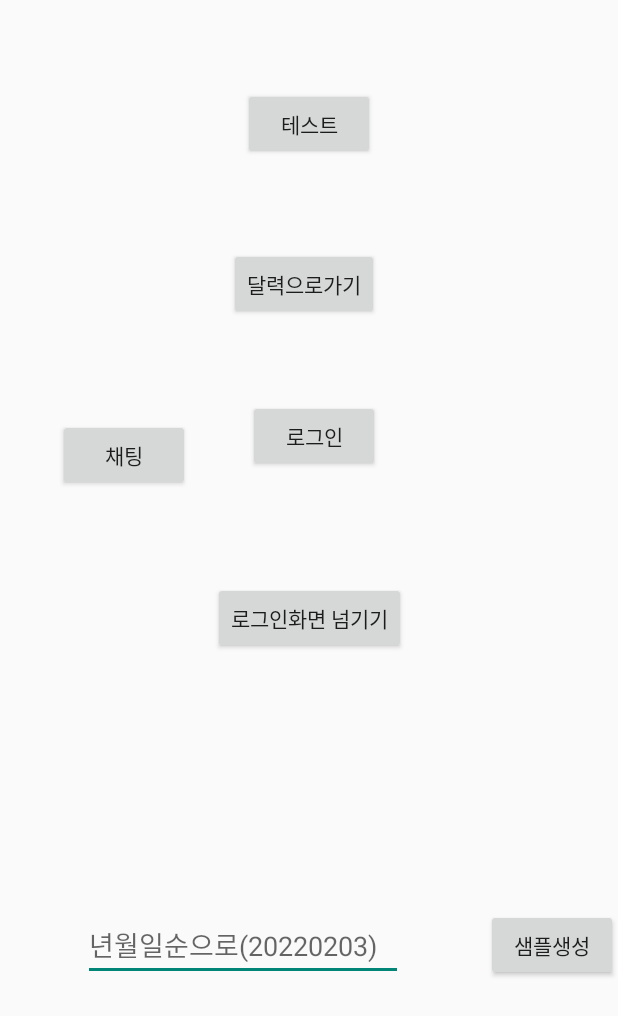
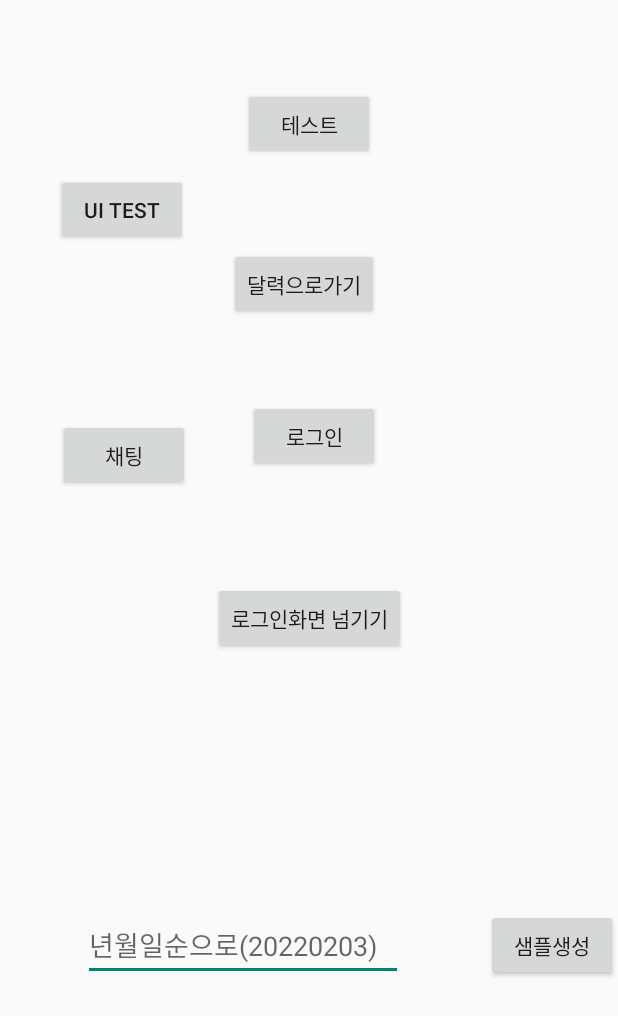
Before and after one commit to wjsghk7664/WalkingMate, an Android app: the screen it shows after launch (MainActivity), on a phone screen of 412 x 824 dp. Shown: the top 1016 px of the screen. Run offline under Robolectric (Android 15) with nearby library versions, the phone set to English and light mode, and no system bars; libraries missing offline, so code that uses them is left out: com.daimajia.androidanimations, com.naver.maps; 1 statement that could not run was skipped.

Commit message:
set chatting

```diff
--- a/app/src/main/java/com/example/walkingmate/MainActivity.java
+++ b/app/src/main/java/com/example/walkingmate/MainActivity.java
@@ -61,6 +61,13 @@
             @Override
             public void onClick(View view) {
                 startActivity(new Intent(MainActivity.this, ChattingActivity.class));
+            }
+        });
+
+        findViewById(R.id.uitest).setOnClickListener(new View.OnClickListener() {
+            @Override
+            public void onClick(View view) {
+
             }
         });
 
--- a/app/src/main/res/layout/activity_main.xml
+++ b/app/src/main/res/layout/activity_main.xml
@@ -106,5 +106,15 @@
         app:layout_constraintStart_toStartOf="parent"
         app:layout_constraintTop_toTopOf="parent" />
 
+    <Button
+        android:id="@+id/uitest"
+        android:layout_width="wrap_content"
+        android:layout_height="wrap_content"
+        android:text="UI test"
+        app:layout_constraintBottom_toTopOf="@+id/chatbtn"
+        app:layout_constraintEnd_toStartOf="@+id/gotest"
+        app:layout_constraintStart_toStartOf="parent"
+        app:layout_constraintTop_toTopOf="parent" />
+
 
 </androidx.constraintlayout.widget.ConstraintLayout>
```
Also changed, not shown: app/src/main/AndroidManifest.xml (+7 -0 lines), app/src/main/java/com/example/walkingmate/UitestingActivity.java (added, +14 -0 lines), app/src/main/res/layout/activity_uitesting.xml (added, +9 -0 lines).
